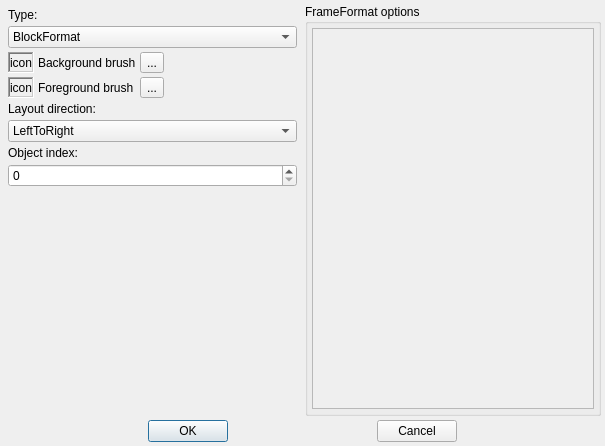
This is src/property/dialogs/textformateditdialog.ui in Gris87/ObjectController as Qt 5 draws it before an edit. The edited form follows.
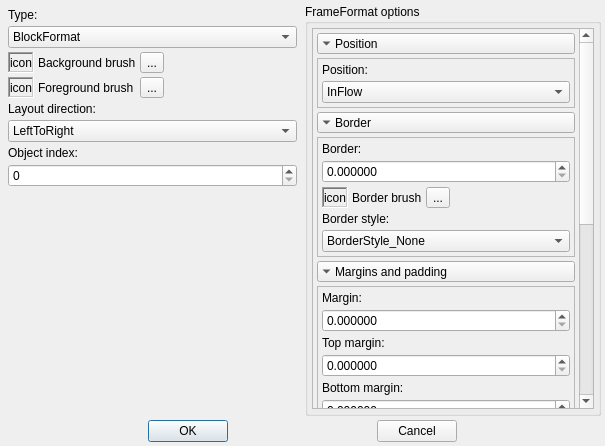
This is the edited form. The open tabs and pages were chosen to show the change. Icons and pictures are not drawn.

Commit message: Controls for QTextFrameFormat

Patch:
```diff
--- a/src/property/dialogs/textformateditdialog.ui
+++ b/src/property/dialogs/textformateditdialog.ui
@@ -1865,8 +1865,8 @@
                 <rect>
                  <x>0</x>
                  <y>0</y>
-                 <width>98</width>
-                 <height>28</height>
+                 <width>266</width>
+                 <height>679</height>
                 </rect>
                </property>
                <layout class="QVBoxLayout" name="frameLayout">
@@ -1876,6 +1876,566 @@
                 <property name="margin">
                  <number>4</number>
                 </property>
+                <item>
+                 <widget class="QWidget" name="frameWidget" native="true">
+                  <layout class="QVBoxLayout" name="verticalLayout">
+                   <property name="spacing">
+                    <number>4</number>
+                   </property>
+                   <property name="margin">
+                    <number>0</number>
+                   </property>
+                   <item>
+                    <widget class="QToolButton" name="framePositionButton">
+                     <property name="sizePolicy">
+                      <sizepolicy hsizetype="Minimum" vsizetype="Fixed">
+                       <horstretch>0</horstretch>
+                       <verstretch>0</verstretch>
+                      </sizepolicy>
+                     </property>
+                     <property name="text">
+                      <string>Position</string>
+                     </property>
+                     <property name="iconSize">
+                      <size>
+                       <width>13</width>
+                       <height>13</height>
+                      </size>
+                     </property>
+                     <property name="toolButtonStyle">
+                      <enum>Qt::ToolButtonTextBesideIcon</enum>
+                     </property>
+                     <property name="arrowType">
+                      <enum>Qt::DownArrow</enum>
+                     </property>
+                    </widget>
+                   </item>
+                   <item>
+                    <widget class="QFrame" name="framePositionFrame">
+                     <property name="frameShape">
+                      <enum>QFrame::StyledPanel</enum>
+                     </property>
+                     <property name="frameShadow">
+                      <enum>QFrame::Sunken</enum>
+                     </property>
+                     <layout class="QVBoxLayout" name="verticalLayout_16">
+                      <property name="spacing">
+                       <number>4</number>
+                      </property>
+                      <property name="margin">
+                       <number>4</number>
+                      </property>
+                      <item>
+                       <widget class="QLabel" name="framePositionLabel">
+                        <property name="text">
+                         <string>Position:</string>
+                        </property>
+                       </widget>
+                      </item>
+                      <item>
+                       <widget class="QComboBox" name="framePositionComboBox">
+                        <item>
+                         <property name="text">
+                          <string>InFlow</string>
+                         </property>
+                        </item>
+                        <item>
+                         <property name="text">
+                          <string>FloatLeft</string>
+                         </property>
+                        </item>
+                        <item>
+                         <property name="text">
+                          <string>FloatRight</string>
+                         </property>
+                        </item>
+                       </widget>
+                      </item>
+                     </layout>
+                    </widget>
+                   </item>
+                   <item>
+                    <widget class="QToolButton" name="frameBorderButton">
+                     <property name="sizePolicy">
+                      <sizepolicy hsizetype="Minimum" vsizetype="Fixed">
+                       <horstretch>0</horstretch>
+                       <verstretch>0</verstretch>
+                      </sizepolicy>
+                     </property>
+                     <property name="text">
+                      <string>Border</string>
+                     </property>
+                     <property name="iconSize">
+                      <size>
+                       <width>13</width>
+                       <height>13</height>
+                      </size>
+                     </property>
+                     <property name="toolButtonStyle">
+                      <enum>Qt::ToolButtonTextBesideIcon</enum>
+                     </property>
+                     <property name="arrowType">
+                      <enum>Qt::DownArrow</enum>
+                     </property>
+                    </widget>
+                   </item>
+                   <item>
+                    <widget class="QFrame" name="frameBorderFrame">
+                     <property name="frameShape">
+                      <enum>QFrame::StyledPanel</enum>
+                     </property>
+                     <property name="frameShadow">
+                      <enum>QFrame::Sunken</enum>
+                     </property>
+                     <layout class="QVBoxLayout" name="verticalLayout_14">
+                      <property name="spacing">
+                       <number>4</number>
+                      </property>
+                      <property name="margin">
+                       <number>4</number>
+                      </property>
+                      <item>
+                       <widget class="QLabel" name="frameBorderLabel">
+                        <property name="text">
+                         <string>Border:</string>
+                        </property>
+                       </widget>
+                      </item>
+                      <item>
+                       <widget class="QDoubleSpinBox" name="frameBorderSpinBox">
+                        <property name="decimals">
+                         <number>6</number>
+                        </property>
+                        <property name="maximum">
+                         <double>2147483647.000000000000000</double>
+                        </property>
+                       </widget>
+                      </item>
+                      <item>
+                       <layout class="QHBoxLayout" name="horizontalLayout_6">
+                        <property name="spacing">
+                         <number>4</number>
+                        </property>
+                        <item>
+                         <widget class="QFrame" name="frameBorderBrushFrame">
+                          <property name="frameShape">
+                           <enum>QFrame::WinPanel</enum>
+                          </property>
+                          <property name="frameShadow">
+                           <enum>QFrame::Sunken</enum>
+                          </property>
+                          <layout class="QVBoxLayout" name="verticalLayout_18">
+                           <property name="spacing">
+                            <number>0</number>
+                           </property>
+                           <property name="margin">
+                            <number>0</number>
+                           </property>
+                           <item>
+                            <widget class="QLabel" name="frameBorderBrushIconLabel">
+                             <property name="text">
+                              <string>icon</string>
+                             </property>
+                            </widget>
+                           </item>
+                          </layout>
+                         </widget>
+                        </item>
+                        <item>
+                         <widget class="QLabel" name="frameBorderBrushLabel">
+                          <property name="text">
+                           <string>Border brush</string>
+                          </property>
+                         </widget>
+                        </item>
+                        <item>
+                         <widget class="QToolButton" name="frameBorderBrushButton">
+                          <property name="text">
+                           <string>...</string>
+                          </property>
+                         </widget>
+                        </item>
+                        <item>
+                         <spacer name="horizontalSpacer_9">
+                          <property name="orientation">
+                           <enum>Qt::Horizontal</enum>
+                          </property>
+                          <property name="sizeHint" stdset="0">
+                           <size>
+                            <width>40</width>
+                            <height>20</height>
+                           </size>
+                          </property>
+                         </spacer>
+                        </item>
+                       </layout>
+                      </item>
+                      <item>
+                       <widget class="QLabel" name="frameBorderStyleLabel">
+                        <property name="text">
+                         <string>Border style:</string>
+                        </property>
+                       </widget>
+                      </item>
+                      <item>
+                       <widget class="QComboBox" name="frameBorderStyleComboBox">
+                        <item>
+                         <property name="text">
+                          <string>BorderStyle_None</string>
+                         </property>
+                        </item>
+                        <item>
+                         <property name="text">
+                          <string>BorderStyle_Dotted</string>
+                         </property>
+                        </item>
+                        <item>
+                         <property name="text">
+                          <string>BorderStyle_Dashed</string>
+                         </property>
+                        </item>
+                        <item>
+                         <property name="text">
+                          <string>BorderStyle_Solid</string>
+                         </property>
+                        </item>
+                        <item>
+                         <property name="text">
+                          <string>BorderStyle_Double</string>
+                         </property>
+                        </item>
+                        <item>
+                         <property name="text">
+                          <string>BorderStyle_DotDash</string>
+                         </property>
+                        </item>
+                        <item>
+                         <property name="text">
+                          <string>BorderStyle_DotDotDash</string>
+                         </property>
+                        </item>
+                        <item>
+                         <property name="text">
+                          <string>BorderStyle_Groove</string>
+                         </property>
+                        </item>
+                        <item>
+                         <property name="text">
+                          <string>BorderStyle_Ridge</string>
+                         </property>
+                        </item>
+                        <item>
+                         <property name="text">
+                          <string>BorderStyle_Inset</string>
+                         </property>
+                        </item>
+                        <item>
+                         <property name="text">
+                          <string>BorderStyle_Outset</string>
+                         </property>
+                        </item>
+                       </widget>
+                      </item>
+                     </layout>
+                    </widget>
+                   </item>
+                   <item>
+                    <widget class="QToolButton" name="frameMarginsButton">
+                     <property name="sizePolicy">
+                      <sizepolicy hsizetype="Minimum" vsizetype="Fixed">
+                       <horstretch>0</horstretch>
+                       <verstretch>0</verstretch>
+                      </sizepolicy>
+                     </property>
+                     <property name="text">
+                      <string>Margins and padding</string>
+                     </property>
+                     <property name="iconSize">
+                      <size>
+                       <width>13</width>
+                       <height>13</height>
+                      </size>
+                     </property>
+                     <property name="toolButtonStyle">
+                      <enum>Qt::ToolButtonTextBesideIcon</enum>
+                     </property>
+                     <property name="arrowType">
+                      <enum>Qt::DownArrow</enum>
+                     </property>
+                    </widget>
+                   </item>
+                   <item>
+                    <widget class="QFrame" name="frameMarginsFrame">
+                     <property name="frameShape">
+                      <enum>QFrame::StyledPanel</enum>
+                     </property>
+                     <property name="frameShadow">
+                      <enum>QFrame::Sunken</enum>
+                     </property>
+                     <layout class="QVBoxLayout" name="verticalLayout_43">
+                      <property name="spacing">
+                       <number>4</number>
+                      </property>
+                      <property name="margin">
+                       <number>4</number>
+                      </property>
+                      <item>
+                       <widget class="QLabel" name="frameMarginLabel">
+                        <property name="text">
+                         <string>Margin:</string>
+                        </property>
+                       </widget>
+                      </item>
+                      <item>
+                       <widget class="QDoubleSpinBox" name="frameMarginSpinBox">
+                        <property name="decimals">
+                         <number>6</number>
+                        </property>
+                        <property name="maximum">
+                         <double>2147483647.000000000000000</double>
+                        </property>
+                       </widget>
+                      </item>
+                      <item>
+                       <widget class="QLabel" name="frameTopMarginLabel">
+                        <property name="text">
+                         <string>Top margin:</string>
+                        </property>
+                       </widget>
+                      </item>
+                      <item>
+                       <widget class="QDoubleSpinBox" name="frameTopMarginSpinBox">
+                        <property name="decimals">
+                         <number>6</number>
+                        </property>
+                        <property name="maximum">
+                         <double>2147483647.000000000000000</double>
+                        </property>
+                       </widget>
+                      </item>
+                      <item>
+                       <widget class="QLabel" name="frameBottomMarginLabel">
+                        <property name="text">
+                         <string>Bottom margin:</string>
+                        </property>
+                       </widget>
+                      </item>
+                      <item>
+                       <widget class="QDoubleSpinBox" name="frameBottomMarginSpinBox">
+                        <property name="decimals">
+                         <number>6</number>
+                        </property>
+                        <property name="maximum">
+                         <double>2147483647.000000000000000</double>
+                        </property>
+                       </widget>
+                      </item>
+                      <item>
+                       <widget class="QLabel" name="frameLeftMarginLabel">
+                        <property name="text">
+                         <string>Left margin:</string>
+                        </property>
+                       </widget>
+                      </item>
+                      <item>
+                       <widget class="QDoubleSpinBox" name="frameLeftMarginSpinBox">
+                        <property name="decimals">
+                         <number>6</number>
+                        </property>
+                        <property name="maximum">
+                         <double>2147483647.000000000000000</double>
+                        </property>
+                       </widget>
+                      </item>
+                      <item>
+                       <widget class="QLabel" name="frameRightMarginLabel">
+                        <property name="text">
+                         <string>Right margin:</string>
+                        </property>
+                       </widget>
+                      </item>
+                      <item>
+                       <widget class="QDoubleSpinBox" name="frameRightMarginSpinBox">
+                        <property name="decimals">
+                         <number>6</number>
+                        </property>
+                        <property name="maximum">
+                         <double>2147483647.000000000000000</double>
+                        </property>
+                       </widget>
+                      </item>
+                      <item>
+                       <widget class="QLabel" name="framePaddingLabel">
+                        <property name="text">
+                         <string>Padding:</string>
+                        </property>
+                       </widget>
+                      </item>
+                      <item>
+                       <widget class="QDoubleSpinBox" name="framePaddingSpinBox">
+                        <property name="decimals">
+                         <number>6</number>
+                        </property>
+                        <property name="maximum">
+                         <double>2147483647.000000000000000</double>
+                        </property>
+                       </widget>
+                      </item>
+                     </layout>
+                    </widget>
+                   </item>
+                   <item>
+                    <widget class="QToolButton" name="frameSizeButton">
+                     <property name="sizePolicy">
+                      <sizepolicy hsizetype="Minimum" vsizetype="Fixed">
+                       <horstretch>0</horstretch>
+                       <verstretch>0</verstretch>
+                      </sizepolicy>
+                     </property>
+                     <property name="text">
+                      <string>Size</string>
+                     </property>
+                     <property name="iconSize">
+                      <size>
+                       <width>13</width>
+                       <height>13</height>
+                      </size>
+                     </property>
+                     <property name="toolButtonStyle">
+                      <enum>Qt::ToolButtonTextBesideIcon</enum>
+                     </property>
+                     <property name="arrowType">
+                      <enum>Qt::DownArrow</enum>
+                     </property>
+                    </widget>
+                   </item>
+                   <item>
+                    <widget class="QFrame" name="frameSizeFrame">
+                     <property name="frameShape">
+                      <enum>QFrame::StyledPanel</enum>
+                     </property>
+                     <property name="frameShadow">
+                      <enum>QFrame::Sunken</enum>
+                     </property>
+                     <layout class="QGridLayout" name="gridLayout_2">
+                      <property name="margin">
+                       <number>4</number>
+                      </property>
+                      <property name="spacing">
+                       <number>4</number>
+                      </property>
+                      <item row="1" column="1">
+                       <widget class="QLineEdit" name="frameHeightEdit">
+                        <property name="readOnly">
+                         <bool>true</bool>
+                        </property>
+                       </widget>
+                      </item>
+                      <item row="0" column="0">
+                       <widget class="QLabel" name="frameWidthLabel">
+                        <property name="text">
+                         <string>Width:</string>
+                        </property>
+                       </widget>
+                      </item>
+                      <item row="0" column="1">
+                       <widget class="QLineEdit" name="frameWidthEdit">
+                        <property name="readOnly">
+                         <bool>true</bool>
+                        </property>
+                       </widget>
+                      </item>
+                      <item row="1" column="0">
+                       <widget class="QLabel" name="frameHeightLabel">
+                        <property name="text">
+                         <string>Height:</string>
+                        </property>
+                       </widget>
+                      </item>
+                      <item row="0" column="2">
+                       <widget class="QToolButton" name="frameWidthButton">
+                        <property name="text">
+                         <string>...</string>
+                        </property>
+                       </widget>
+                      </item>
+                      <item row="1" column="2">
+                       <widget class="QToolButton" name="frameHeightButton">
+                        <property name="text">
+                         <string>...</string>
+                        </property>
+                       </widget>
+                      </item>
+                     </layout>
+                    </widget>
+                   </item>
+                   <item>
+                    <widget class="QToolButton" name="framePageBreakButton">
+                     <property name="sizePolicy">
+                      <sizepolicy hsizetype="Minimum" vsizetype="Fixed">
+                       <horstretch>0</horstretch>
+                       <verstretch>0</verstretch>
+                      </sizepolicy>
+                     </property>
+                     <property name="text">
+                      <string>Page break policy</string>
+                     </property>
+                     <property name="iconSize">
+                      <size>
+                       <width>13</width>
+                       <height>13</height>
+                      </size>
+                     </property>
+                     <property name="toolButtonStyle">
+                      <enum>Qt::ToolButtonTextBesideIcon</enum>
+                     </property>
+                     <property name="arrowType">
+                      <enum>Qt::DownArrow</enum>
+                     </property>
+                    </widget>
+                   </item>
+                   <item>
+                    <widget class="QFrame" name="framePageBreakFrame">
+                     <property name="frameShape">
+                      <enum>QFrame::StyledPanel</enum>
+                     </property>
+                     <property name="frameShadow">
+                      <enum>QFrame::Sunken</enum>
+                     </property>
+                     <layout class="QVBoxLayout" name="verticalLayout_42">
+                      <property name="spacing">
+                       <number>4</number>
+                      </property>
+                      <property name="margin">
+                       <number>4</number>
+                      </property>
+                      <item>
+                       <widget class="QCheckBox" name="framePageBreakPolicyAutoCheckBox">
+                        <property name="text">
+                         <string>PageBreak_Auto</string>
+                        </property>
+                       </widget>
+                      </item>
+                      <item>
+                       <widget class="QCheckBox" name="framePageBreakPolicyBeforeCheckBox">
+                        <property name="text">
+                         <string>PageBreak_AlwaysBefore</string>
+                        </property>
+                       </widget>
+                      </item>
+                      <item>
+                       <widget class="QCheckBox" name="framePageBreakPolicyAfterCheckBox">
+                        <property name="text">
+                         <string>PageBreak_AlwaysAfter</string>
+                        </property>
+                       </widget>
+                      </item>
+                     </layout>
+                    </widget>
+                   </item>
+                  </layout>
+                 </widget>
+                </item>
                 <item>
                  <spacer name="verticalSpacer_4">
                   <property name="orientation">
```
Left out of the diff: 22 changed lines with no effect on the pictures. The commit also changes 2 other files.
